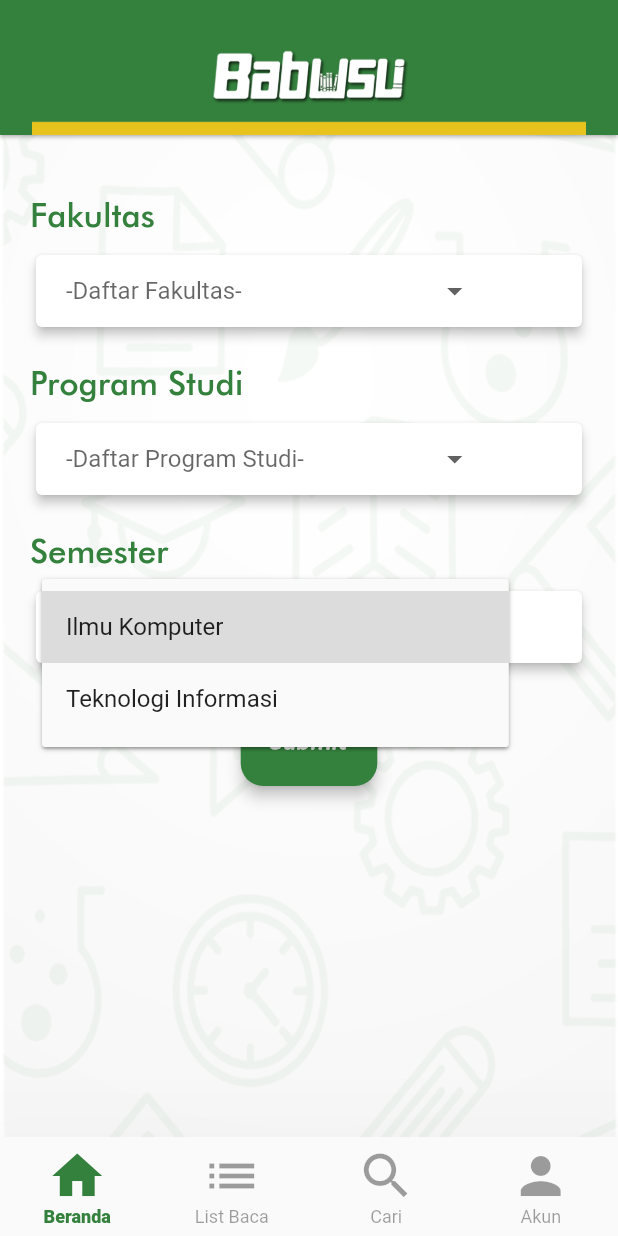
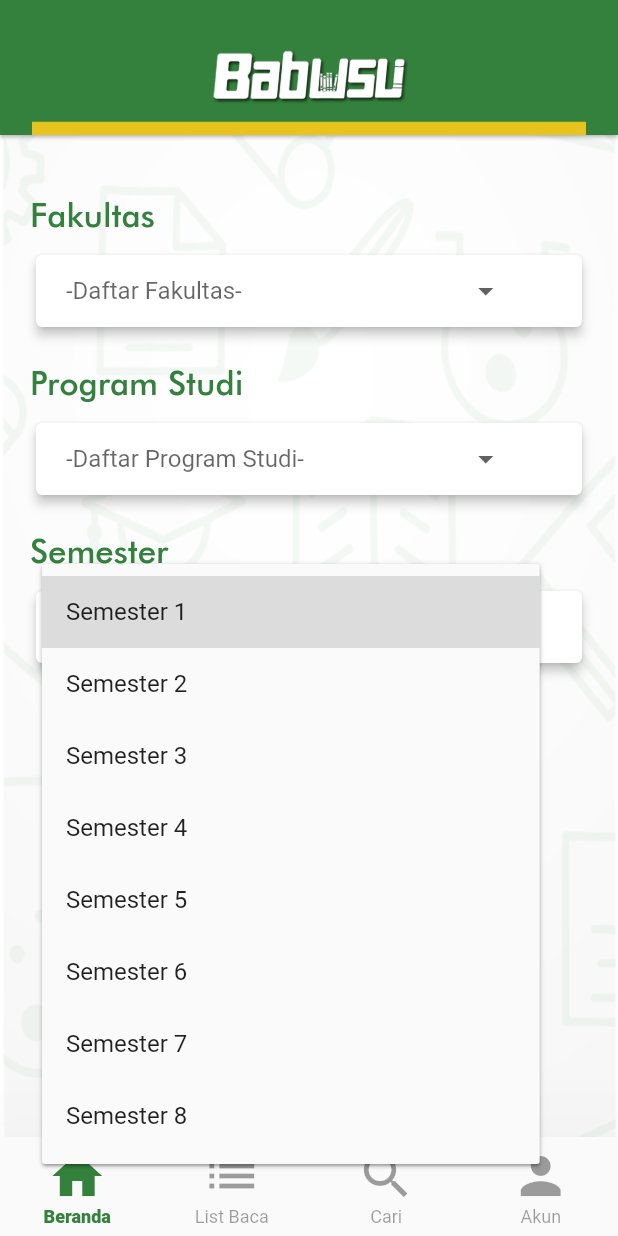
Before and after one commit to DwiAriefAdityah/E-learning--BAB_USU, a Flutter app: the screen it shows once a user with an empty profile is signed in, after a tap on "-Daftar Semester-", on a phone screen of 412 x 824 dp. Run offline on Flutter 3.47's test engine with Material 2 defaults, Android fonts, the light colour scheme and no system bars; our stand-ins replace datetime_picker_formfield, firebase_auth, google_sign_in; accounts and stored records are empty; project files that could hold a hidden picture were left out.

Commit message:
ini berandadart

```diff
--- a/bab_usu/lib/UI/Halaman/beranda.dart
+++ b/bab_usu/lib/UI/Halaman/beranda.dart
@@ -8,11 +8,42 @@ class Beranda extends StatefulWidget {
 }
 
 class _BerandaState extends State<Beranda> {
-  List<String> _daftarProdi = [
+ List<String> _daftarProdi = [
     'Ilmu Komputer',
     'Teknologi Informasi',
   ];
+  List<String> _daftarFakultas = [
+    'Fakultas Kedokteran',
+    'Fakultas Hukum',
+    'Fakultas Pertanian',
+    'Fakultas Teknik',
+    'Fakultas Ekonomi',
+    'Fakultas Kedokteran Gigi',
+    'Fakultas Ilmu Budaya',
+    'Fakultas Matematika dan Ilmu Pengetahuan Alam',
+    'Fakultas Ilmu Sosial dan Ilmu Politik',
+    'Fakultas Kesehatan Masyarakat',
+    'Fakultas Keperawatan',
+    'Fakultas Psikologi',
+    'Fakultas Ilmu Komputer dan Teknologi Informasi',
+    'Fakultas Psikologi',
+    'Fakultas Farmasi',
+    'Fakultas Kehutanan',
+  ];
+  List<String> _daftarSemester = [
+    'Semester 1',
+    'Semester 2',
+    'Semester 3',
+    'Semester 4',
+    'Semester 5',
+    'Semester 6',
+    'Semester 7',
+    'Semester 8',
+  ];
   String _prodiTerpilih;
+  String _fakultasTerpilih;
+  String _semesterTerpilih;
+
   @override
   Widget build(BuildContext context) {
     return Container(
@@ -56,18 +87,18 @@ class _BerandaState extends State<Beranda> {
                                 '-Daftar Fakultas-',
                                 textAlign: TextAlign.left,
                               ), // Not necessary for Option 1
-                              value: _prodiTerpilih,
+                              value: _fakultasTerpilih,
                               elevation: 1,
                               onChanged: (newValue) {
                                 setState(() {
-                                  _prodiTerpilih = newValue;
+                                  _fakultasTerpilih = newValue;
                                 });
                               },
-                              items: _daftarProdi.map((prodi) {
+                              items: _daftarFakultas.map((prodi) {
                                 return DropdownMenuItem(
                                   child: Container(
                                     width: MediaQuery.of(context).size.width *
-                                        0.6,
+                                        0.65,
                                     child: Row(
                                       mainAxisAlignment:
                                           MainAxisAlignment.start,
@@ -137,7 +168,7 @@ class _BerandaState extends State<Beranda> {
                                 return DropdownMenuItem(
                                   child: Container(
                                     width: MediaQuery.of(context).size.width *
-                                        0.6,
+                                        0.65,
                                     child: Row(
                                       mainAxisAlignment:
                                           MainAxisAlignment.start,
@@ -195,18 +226,18 @@ class _BerandaState extends State<Beranda> {
                                 '-Daftar Semester-',
                                 textAlign: TextAlign.left,
                               ), // Not necessary for Option 1
-                              value: _prodiTerpilih,
+                              value: _semesterTerpilih,
                               elevation: 1,
                               onChanged: (newValue) {
                                 setState(() {
-                                  _prodiTerpilih = newValue;
+                                 _semesterTerpilih = newValue;
                                 });
                               },
-                              items: _daftarProdi.map((location) {
+                              items: _daftarSemester.map((location) {
                                 return DropdownMenuItem(
                                   child: Container(
                                    width: MediaQuery.of(context).size.width *
-                                        0.6,
+                                        0.65,
                                     child: Row(
                                       mainAxisAlignment:
                                           MainAxisAlignment.start,
```
